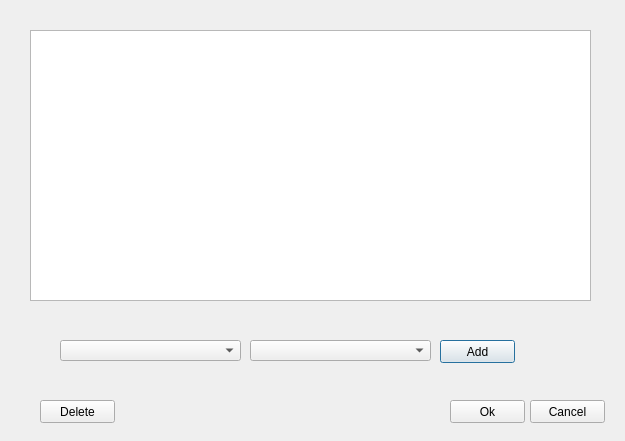
Above: subwindows/connection.ui from ButtNaked/DBprom2 before the change. Below: the same form after it.
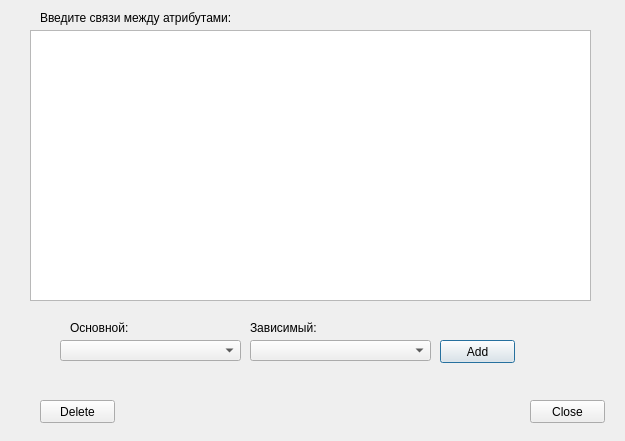
That is the form after the change.

```diff
--- a/subwindows/connection.ui
+++ b/subwindows/connection.ui
@@ -10,6 +10,18 @@
     <height>441</height>
    </rect>
   </property>
+  <property name="minimumSize">
+   <size>
+    <width>625</width>
+    <height>441</height>
+   </size>
+  </property>
+  <property name="maximumSize">
+   <size>
+    <width>625</width>
+    <height>441</height>
+   </size>
+  </property>
   <property name="windowTitle">
    <string>Dialog</string>
   </property>
@@ -59,19 +71,6 @@
     <string>Delete</string>
    </property>
   </widget>
-  <widget class="QPushButton" name="acceptButton">
-   <property name="geometry">
-    <rect>
-     <x>450</x>
-     <y>400</y>
-     <width>75</width>
-     <height>23</height>
-    </rect>
-   </property>
-   <property name="text">
-    <string>Ok</string>
-   </property>
-  </widget>
   <widget class="QPushButton" name="cancelButton">
    <property name="geometry">
     <rect>
@@ -82,7 +81,7 @@
     </rect>
    </property>
    <property name="text">
-    <string>Cancel</string>
+    <string>Close</string>
    </property>
   </widget>
   <widget class="QTableWidget" name="tableWidget">
@@ -95,6 +94,45 @@
     </rect>
    </property>
   </widget>
+  <widget class="QLabel" name="label">
+   <property name="geometry">
+    <rect>
+     <x>70</x>
+     <y>320</y>
+     <width>161</width>
+     <height>16</height>
+    </rect>
+   </property>
+   <property name="text">
+    <string>Основной:</string>
+   </property>
+  </widget>
+  <widget class="QLabel" name="label_2">
+   <property name="geometry">
+    <rect>
+     <x>250</x>
+     <y>320</y>
+     <width>91</width>
+     <height>16</height>
+    </rect>
+   </property>
+   <property name="text">
+    <string>Зависимый:</string>
+   </property>
+  </widget>
+  <widget class="QLabel" name="label_3">
+   <property name="geometry">
+    <rect>
+     <x>40</x>
+     <y>10</y>
+     <width>201</width>
+     <height>16</height>
+    </rect>
+   </property>
+   <property name="text">
+    <string>Введите связи между атрибутами:</string>
+   </property>
+  </widget>
  </widget>
  <resources/>
  <connections/>
```
